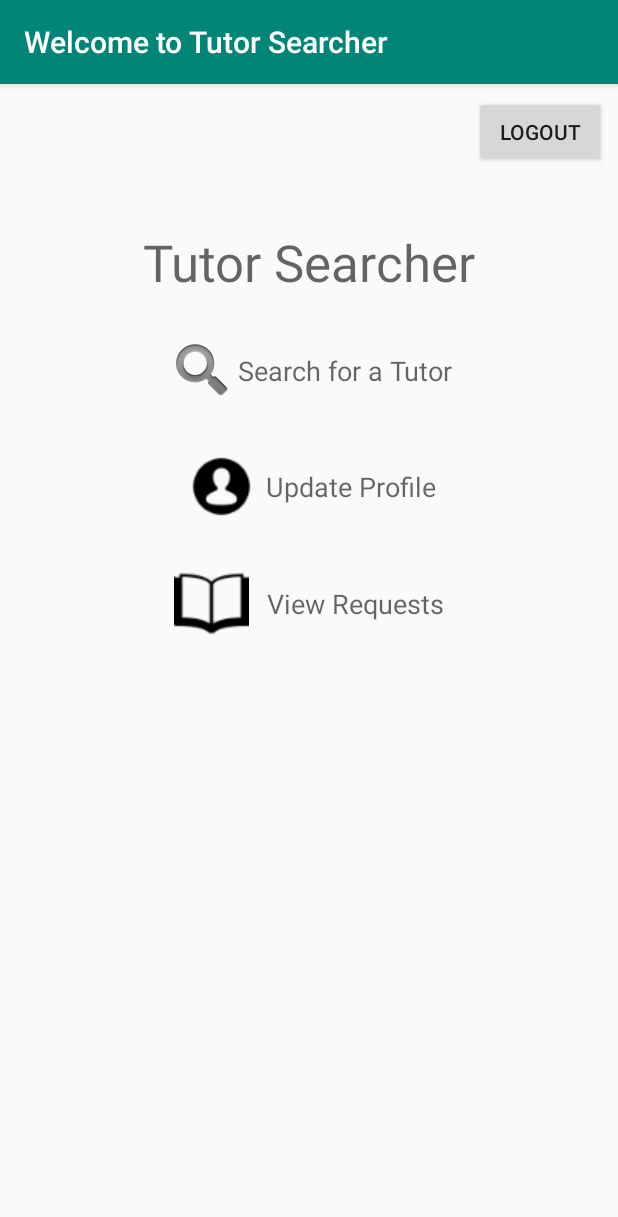
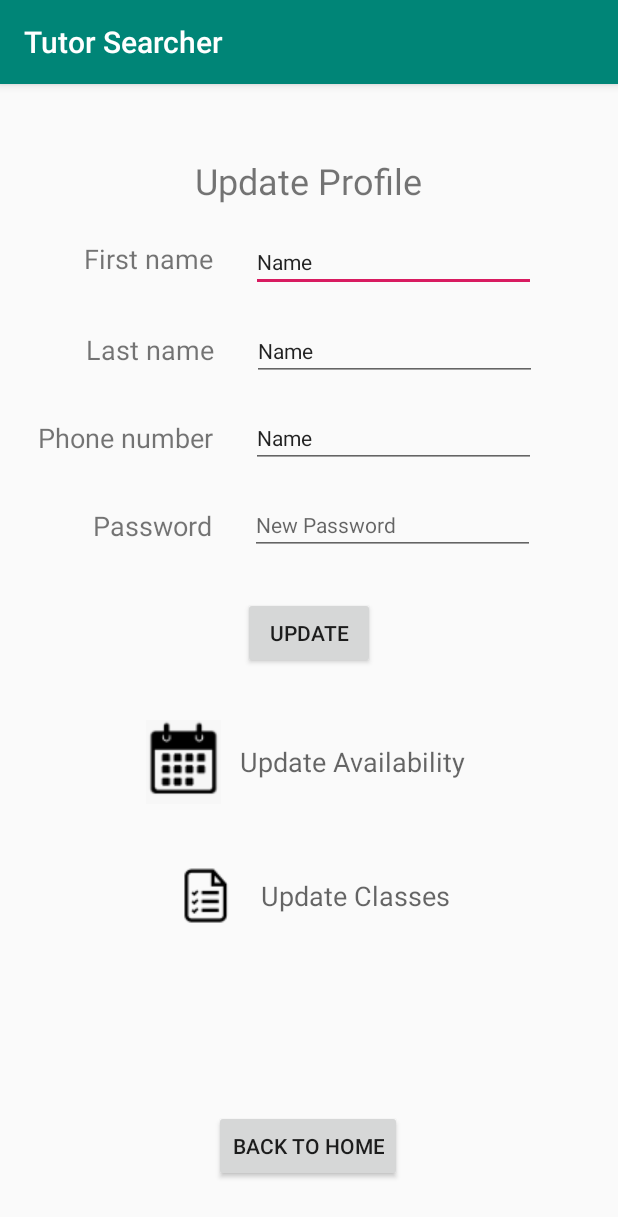
Before and after one commit to kmhamasaki/TutorSearcher, an Android app: the HomeActivity screen opened directly, with no data from a screen before it, after a tap on "Update Profile", on a phone screen of 412 x 824 dp. Shown: the top 1217 px of the screen. Run offline under Robolectric (Android 15) with nearby library versions, the phone set to English and light mode, and no system bars; 2 statements that could not run were skipped.

Commit message:
Home page done

```diff
--- a/TutorSearcherAndroid/app/src/main/AndroidManifest.xml
+++ b/TutorSearcherAndroid/app/src/main/AndroidManifest.xml
@@ -26,6 +26,7 @@
             android:label="@string/title_activity_home"
             android:theme="@style/AppTheme.NoActionBar" />
         <activity android:name=".SignupActivity" />
+        <activity android:name=".UpdateProfile" />
         <activity android:name=".MainActivity">
             <intent-filter>
                 <action android:name="android.intent.action.MAIN" />
--- a/TutorSearcherAndroid/app/src/main/java/com/example/tutorsearcherandroid/HomeActivity.java
+++ b/TutorSearcherAndroid/app/src/main/java/com/example/tutorsearcherandroid/HomeActivity.java
@@ -2,9 +2,6 @@ package com.example.tutorsearcherandroid;
 
 import android.content.Intent;
 import android.os.Bundle;
-
-import com.google.android.material.floatingactionbutton.FloatingActionButton;
-import com.google.android.material.snackbar.Snackbar;
 
 import androidx.appcompat.app.AppCompatActivity;
 import androidx.appcompat.widget.Toolbar;
@@ -28,15 +25,14 @@ public class HomeActivity extends AppCompatActivity implements View.OnClickListe
         Button searchButton = findViewById(R.id.search_button);
         Button updateProfileButton = findViewById(R.id.update_profile_button);
         Button logoutButton = findViewById(R.id.logout_button);
-        Button updateClassButton = findViewById(R.id.update_classses_button);
-        Button updateAvailabilityButton = findViewById(R.id.update_availability_button);
+        Button acceptedRequestsButton = findViewById(R.id.accepted_requests_button);
 
         viewRequestButton.setOnClickListener(this);
         searchButton.setOnClickListener(this);
         updateProfileButton.setOnClickListener(this);
         logoutButton.setOnClickListener(this);
-        updateClassButton.setOnClickListener(this);
-        updateAvailabilityButton.setOnClickListener(this);
+        acceptedRequestsButton.setOnClickListener(this);
+
 
         Bundle extras = getIntent().getExtras();
         if (extras != null) {
@@ -48,8 +44,7 @@ public class HomeActivity extends AppCompatActivity implements View.OnClickListe
         if(AccountType.equals("Tutor")) {
             searchButton.setVisibility(View.GONE);
         } else {
-            updateClassButton.setVisibility(View.GONE);
-            updateAvailabilityButton.setVisibility(View.GONE);
+            viewRequestButton.setVisibility(View.GONE);
         }
     }
 
@@ -67,13 +62,12 @@ public class HomeActivity extends AppCompatActivity implements View.OnClickListe
             case R.id.update_profile_button:
                 openUpdateProfileActivity();
                 break;
+            case R.id.accepted_requests_button:
+                openUpdateProfileActivity();
+                break;
             case R.id.logout_button:
                 openMainActivity();
                 break;
-            case R.id.update_availability_button:
-                openAvailabilityActivity();
-            case R.id.update_classses_button:
-                openChooseClassesActivity();
 
         }
     }
@@ -96,7 +90,11 @@ public class HomeActivity extends AppCompatActivity implements View.OnClickListe
     }
 
     public void openUpdateProfileActivity() {
-        //redirects to requests screen
+        Intent i = new Intent(this, UpdateProfile.class);
+        i.putExtra("UserId", UserId);
+        i.putExtra("AccountType", AccountType);
+
+        startActivity(i);
     }
 
     public void openMainActivity() {
@@ -107,21 +105,8 @@ public class HomeActivity extends AppCompatActivity implements View.OnClickListe
         startActivity(i);
     }
 
-    public void openAvailabilityActivity() {
-        System.out.println("Home.openAvailabilityActivity");
-        Intent i = new Intent(this, TabbedAvailabilityActivity.class);
-        i.putExtra("UserId", UserId);
-        i.putExtra("AccountType", AccountType);
-        i.putExtra("SourcePage", "EditProfile");
-        startActivity(i);
+    public void openAcceptedRequestActivity() {
+        // need to link to acceptedrequest
     }
 
-    public void openChooseClassesActivity() {
-        System.out.println("Home.openChooseClassesActivity");
-        Intent i = new Intent(this, ChooseClasses.class);
-        i.putExtra("UserId", UserId);
-        i.putExtra("AccountType", AccountType);
-        i.putExtra("SourcePage", "Home");
-        startActivity(i);
-    }
 }
--- a/TutorSearcherAndroid/app/src/main/res/layout/activity_update_profile.xml
+++ b/TutorSearcherAndroid/app/src/main/res/layout/activity_update_profile.xml
@@ -121,7 +121,7 @@
         android:layout_marginTop="18dp"
         android:ems="10"
         android:inputType="textPersonName"
-        android:text="New Password"
+        android:hint="New Password"
         android:textSize="14sp"
         app:layout_constraintStart_toEndOf="@+id/passwordLabel"
         app:layout_constraintTop_toBottomOf="@+id/phoneNumber" />
@@ -142,13 +142,13 @@
         app:layout_constraintTop_toBottomOf="@+id/password" />
 
     <Button
-        android:id="@+id/update_availability_button"
+        android:id="@+id/accepted_requests_button"
         style="@style/Widget.AppCompat.Button.Borderless"
         android:layout_width="wrap_content"
         android:layout_height="wrap_content"
         android:layout_marginStart="90dp"
         android:layout_marginLeft="90dp"
-        android:layout_marginTop="74dp"
+        android:layout_marginTop="24dp"
         android:layout_marginEnd="90dp"
         android:layout_marginRight="90dp"
         android:drawableLeft="@drawable/calendar_icon"
@@ -168,17 +168,32 @@
         android:layout_height="wrap_content"
         android:layout_marginStart="139dp"
         android:layout_marginLeft="24dp"
-        android:layout_marginTop="36dp"
+        android:layout_marginTop="16dp"
         android:layout_marginEnd="139dp"
         android:layout_marginRight="24dp"
         android:drawableLeft="@drawable/classes_icon"
         android:drawablePadding="12dp"
+        android:onClick="onUpdateClassesClick"
         android:text="Update Classes"
-        android:onClick="onUpdateClassesClick"
         android:textAppearance="@style/TextAppearance.AppCompat.Medium"
         app:layout_constraintEnd_toEndOf="parent"
         app:layout_constraintHorizontal_bias="0.506"
         app:layout_constraintStart_toStartOf="parent"
-        app:layout_constraintTop_toBottomOf="@id/update_availability_button" />
+        app:layout_constraintTop_toBottomOf="@id/accepted_requests_button" />
+
+    <Button
+        android:id="@+id/homeButton"
+        android:layout_width="wrap_content"
+        android:layout_height="wrap_content"
+        android:layout_marginStart="142dp"
+        android:layout_marginLeft="142dp"
+        android:layout_marginEnd="143dp"
+        android:layout_marginRight="143dp"
+        android:layout_marginBottom="36dp"
+        android:text="Back to Home"
+        android:onClick="backToHomeClick"
+        app:layout_constraintBottom_toBottomOf="parent"
+        app:layout_constraintEnd_toEndOf="parent"
+        app:layout_constraintStart_toStartOf="parent" />
 
 </androidx.constraintlayout.widget.ConstraintLayout>
--- a/TutorSearcherAndroid/app/src/main/res/layout/content_home.xml
+++ b/TutorSearcherAndroid/app/src/main/res/layout/content_home.xml
@@ -41,7 +41,7 @@
         app:layout_constraintTop_toBottomOf="@+id/textView3" />
 
     <Button
-        android:id="@+id/update_availability_button"
+        android:id="@+id/accepted_requests_button"
         style="@style/Widget.AppCompat.Button.Borderless"
         android:layout_width="wrap_content"
         android:layout_height="wrap_content"
@@ -50,33 +50,14 @@
         android:layout_marginTop="10dp"
         android:layout_marginEnd="139dp"
         android:layout_marginRight="24dp"
-        android:drawableLeft="@drawable/calendar_icon"
+        android:drawableLeft="@drawable/check_icon"
         android:drawablePadding="12dp"
-        android:text="Update Availability"
+        android:text="View Accepted Requests"
         android:textAppearance="@style/TextAppearance.AppCompat.Medium"
         app:layout_constraintEnd_toEndOf="parent"
         app:layout_constraintHorizontal_bias="0.49"
         app:layout_constraintStart_toStartOf="parent"
         app:layout_constraintTop_toBottomOf="@id/view_requests_button" />
-
-    <Button
-        android:id="@+id/update_classses_button"
-        style="@style/Widget.AppCompat.Button.Borderless"
-        android:layout_width="wrap_content"
-        android:layout_height="wrap_content"
-        android:layout_marginStart="139dp"
-        android:layout_marginLeft="24dp"
-        android:layout_marginTop="10dp"
-        android:layout_marginEnd="139dp"
-        android:layout_marginRight="24dp"
-        android:drawableLeft="@drawable/classes_icon"
-        android:drawablePadding="12dp"
-        android:text="Update Classes"
-        android:textAppearance="@style/TextAppearance.AppCompat.Medium"
-        app:layout_constraintEnd_toEndOf="parent"
-        app:layout_constraintHorizontal_bias="0.484"
-        app:layout_constraintStart_toStartOf="parent"
-        app:layout_constraintTop_toBottomOf="@id/update_availability_button" />
 
     <Button
         android:id="@+id/view_requests_button"
--- a/server/TutorSearcher/src/main/resources/application.properties
+++ b/server/TutorSearcher/src/main/resources/application.properties
@@ -2,4 +2,4 @@ spring.datasource.url=jdbc:mysql://localhost:3306/tutorsearcher?serverTimezone=A
 spring.datasource.username=root
 spring.datasource.password=password
 spring.datasource.driver-class-name=com.mysql.jdbc.Driver
-spring.not-testing=false
+spring.not-testing=true
```
Also changed, not shown: TutorSearcherAndroid/app/src/main/java/com/example/tutorsearcherandroid/ChooseClasses.java (+8 -4 lines), TutorSearcherAndroid/app/src/main/java/com/example/tutorsearcherandroid/TabbedAvailabilityActivity.java (+22 -15 lines), TutorSearcherAndroid/app/src/main/java/com/example/tutorsearcherandroid/UpdateProfile.java (+17 -6 lines), TutorSearcherAndroid/app/libs/tutorsearcher.jar, TutorSearcherAndroid/app/src/main/res/drawable/check_icon.png (added).
